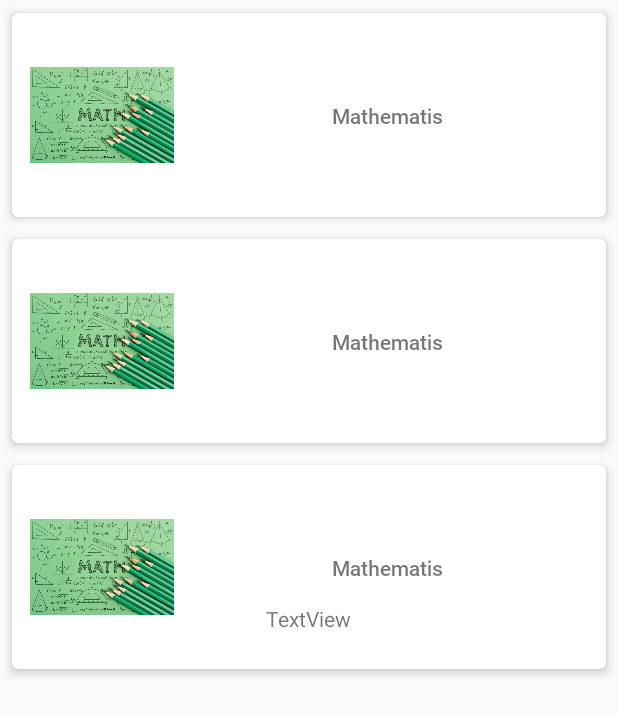
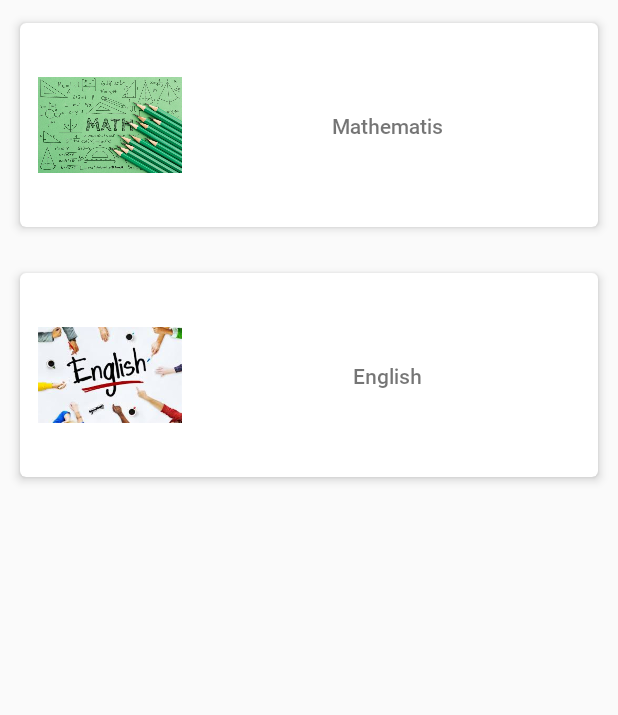
Before and after one commit to Dablaze-ufc/NaijaHacksEducationApp, an Android app: the layout fragment_subject_list.xml on its own in the app's theme, with its tools: preview values and no code run, on a phone screen of 412 x 824 dp. Shown: the top 715 px of the screen. Run offline under Robolectric (Android 15) with nearby library versions, the phone set to English and light mode, and no system bars.

Commit message:
finished subject fragment

```diff
--- a/app/src/main/res/layout/fragment_subject_list.xml
+++ b/app/src/main/res/layout/fragment_subject_list.xml
@@ -7,27 +7,101 @@
     android:layout_height="match_parent"
     tools:context=".SubjectListFragment">
 
-    <androidx.recyclerview.widget.RecyclerView
-        android:id="@+id/recycler_subject"
+    <androidx.cardview.widget.CardView
+        android:id="@+id/card_maths"
         android:layout_width="0dp"
-        android:layout_height="0dp"
-        android:layout_marginStart="1dp"
-        android:layout_marginTop="1dp"
-        android:layout_marginEnd="1dp"
-        android:layout_marginBottom="1dp"
-        app:layout_constraintBottom_toBottomOf="parent"
+        android:layout_height="wrap_content"
+        android:layout_marginStart="8dp"
+        android:layout_marginTop="8dp"
+        android:layout_marginEnd="8dp"
+        android:clickable="true"
+        app:cardCornerRadius="4dp"
+        app:cardElevation="4dp"
+        app:cardPreventCornerOverlap="true"
+        app:cardUseCompatPadding="true"
+        app:contentPadding="4dp"
         app:layout_constraintEnd_toEndOf="parent"
         app:layout_constraintStart_toStartOf="parent"
-        app:layout_constraintTop_toTopOf="parent"
-        tools:listitem="@layout/subject_list" />
+        app:layout_constraintTop_toTopOf="parent">
 
-    <TextView
-        android:id="@+id/textView2"
-        android:layout_width="wrap_content"
+        <androidx.constraintlayout.widget.ConstraintLayout
+            android:layout_width="match_parent"
+            android:layout_height="match_parent">
+
+            <ImageView
+                android:id="@+id/imageView2"
+                android:layout_width="96dp"
+                android:layout_height="96dp"
+                android:layout_marginStart="8dp"
+                android:layout_marginTop="16dp"
+                android:layout_marginBottom="16dp"
+                app:layout_constraintBottom_toBottomOf="parent"
+                app:layout_constraintStart_toStartOf="parent"
+                app:layout_constraintTop_toTopOf="parent"
+                app:srcCompat="@drawable/mathematics_image" />
+
+            <TextView
+                android:id="@+id/text_subject_tittle"
+                android:layout_width="0dp"
+                android:layout_height="wrap_content"
+                android:layout_marginStart="8dp"
+                android:layout_marginEnd="8dp"
+                android:fontFamily="@font/roboto_medium"
+                android:text="@string/mathematis"
+                android:textAlignment="center"
+                app:layout_constraintBottom_toBottomOf="@+id/imageView2"
+                app:layout_constraintEnd_toEndOf="parent"
+                app:layout_constraintStart_toEndOf="@+id/imageView2"
+                app:layout_constraintTop_toTopOf="@+id/imageView2" />
+        </androidx.constraintlayout.widget.ConstraintLayout>
+    </androidx.cardview.widget.CardView>
+
+    <androidx.cardview.widget.CardView
+        android:id="@+id/card_english"
+        android:layout_width="0dp"
         android:layout_height="wrap_content"
-        android:text="TextView"
-        app:layout_constraintBottom_toBottomOf="parent"
-        app:layout_constraintEnd_toEndOf="@+id/recycler_subject"
+        android:layout_marginStart="8dp"
+        android:layout_marginTop="16dp"
+        android:layout_marginEnd="8dp"
+        android:clickable="true"
+        app:cardCornerRadius="4dp"
+        app:cardElevation="4dp"
+        app:cardPreventCornerOverlap="true"
+        app:cardUseCompatPadding="true"
+        app:contentPadding="4dp"
+        app:layout_constraintEnd_toEndOf="parent"
         app:layout_constraintStart_toStartOf="parent"
-        app:layout_constraintTop_toTopOf="parent" />
+        app:layout_constraintTop_toBottomOf="@+id/card_maths">
+
+        <androidx.constraintlayout.widget.ConstraintLayout
+            android:layout_width="match_parent"
+            android:layout_height="match_parent">
+
+            <ImageView
+                android:id="@+id/image_english"
+                android:layout_width="96dp"
+                android:layout_height="96dp"
+                android:layout_marginStart="8dp"
+                android:layout_marginTop="16dp"
+                android:layout_marginBottom="16dp"
+                app:layout_constraintBottom_toBottomOf="parent"
+                app:layout_constraintStart_toStartOf="parent"
+                app:layout_constraintTop_toTopOf="parent"
+                app:srcCompat="@drawable/english_image" />
+
+            <TextView
+                android:id="@+id/text_subject_tittle_english"
+                android:layout_width="0dp"
+                android:layout_height="wrap_content"
+                android:layout_marginStart="8dp"
+                android:layout_marginEnd="8dp"
+                android:fontFamily="@font/roboto_medium"
+                android:text="@string/english"
+                android:textAlignment="center"
+                app:layout_constraintBottom_toBottomOf="@+id/image_english"
+                app:layout_constraintEnd_toEndOf="parent"
+                app:layout_constraintStart_toEndOf="@+id/image_english"
+                app:layout_constraintTop_toTopOf="@+id/image_english" />
+        </androidx.constraintlayout.widget.ConstraintLayout>
+    </androidx.cardview.widget.CardView>
 </androidx.constraintlayout.widget.ConstraintLayout>
--- a/app/src/main/res/layout/subject_list.xml
+++ b/app/src/main/res/layout/subject_list.xml
@@ -5,52 +5,6 @@
     android:layout_width="match_parent"
     android:layout_height="wrap_content">
 
-    <androidx.cardview.widget.CardView
-        android:id="@+id/cardView"
-        android:layout_width="0dp"
-        android:layout_height="wrap_content"
-        android:layout_marginStart="1dp"
-        android:layout_marginEnd="1dp"
-        app:cardCornerRadius="4dp"
-        app:cardElevation="4dp"
-        app:cardPreventCornerOverlap="true"
-        app:cardUseCompatPadding="true"
-        app:contentPadding="4dp"
-        app:layout_constraintBottom_toBottomOf="parent"
-        app:layout_constraintEnd_toEndOf="parent"
-        app:layout_constraintStart_toStartOf="parent"
-        app:layout_constraintTop_toTopOf="parent">
 
-        <androidx.constraintlayout.widget.ConstraintLayout
-            android:layout_width="match_parent"
-            android:layout_height="match_parent">
-
-            <ImageView
-                android:id="@+id/imageView2"
-                android:layout_width="96dp"
-                android:layout_height="96dp"
-                android:layout_marginStart="8dp"
-                android:layout_marginTop="16dp"
-                android:layout_marginBottom="16dp"
-                app:layout_constraintBottom_toBottomOf="parent"
-                app:layout_constraintStart_toStartOf="parent"
-                app:layout_constraintTop_toTopOf="parent"
-                app:srcCompat="@drawable/mathematics_image" />
-
-            <TextView
-                android:id="@+id/text_subject_tittle"
-                android:layout_width="0dp"
-                android:layout_height="wrap_content"
-                android:layout_marginStart="8dp"
-                android:layout_marginEnd="8dp"
-                android:fontFamily="@font/roboto_medium"
-                android:text="Mathematis"
-                android:textAlignment="center"
-                app:layout_constraintBottom_toBottomOf="@+id/imageView2"
-                app:layout_constraintEnd_toEndOf="parent"
-                app:layout_constraintStart_toEndOf="@+id/imageView2"
-                app:layout_constraintTop_toTopOf="@+id/imageView2" />
-        </androidx.constraintlayout.widget.ConstraintLayout>
-    </androidx.cardview.widget.CardView>
 
 </androidx.constraintlayout.widget.ConstraintLayout>
--- a/app/src/main/res/values/strings.xml
+++ b/app/src/main/res/values/strings.xml
@@ -3,4 +3,6 @@
 
     <!-- TODO: Remove or change this placeholder text -->
     <string name="hello_blank_fragment">Hello blank fragment</string>
+    <string name="english">English</string>
+    <string name="mathematis">Mathematis</string>
 </resources>
```
Also changed, not shown: 2 other files.
